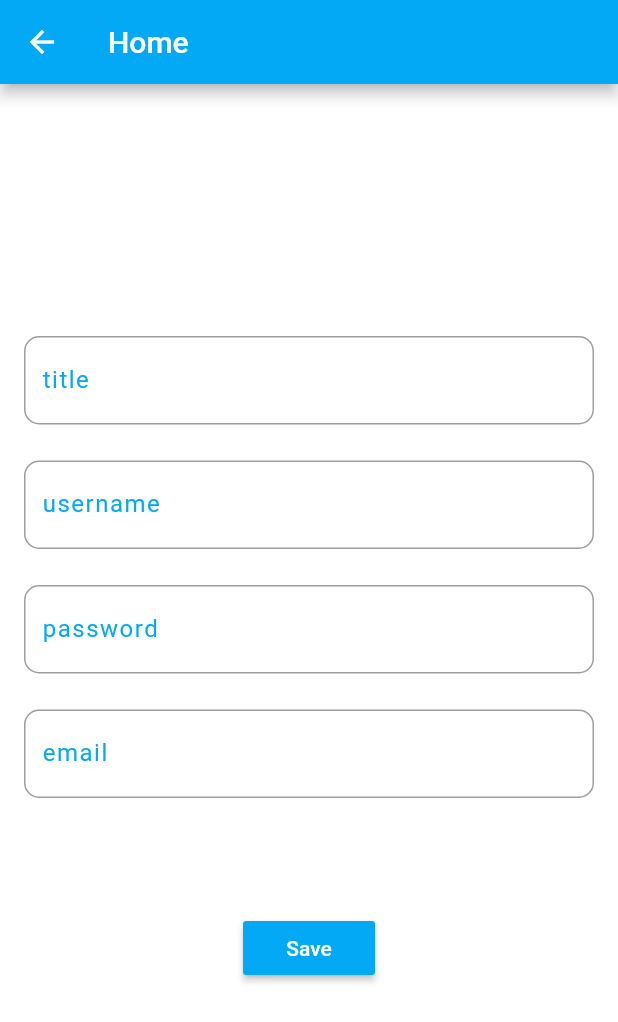
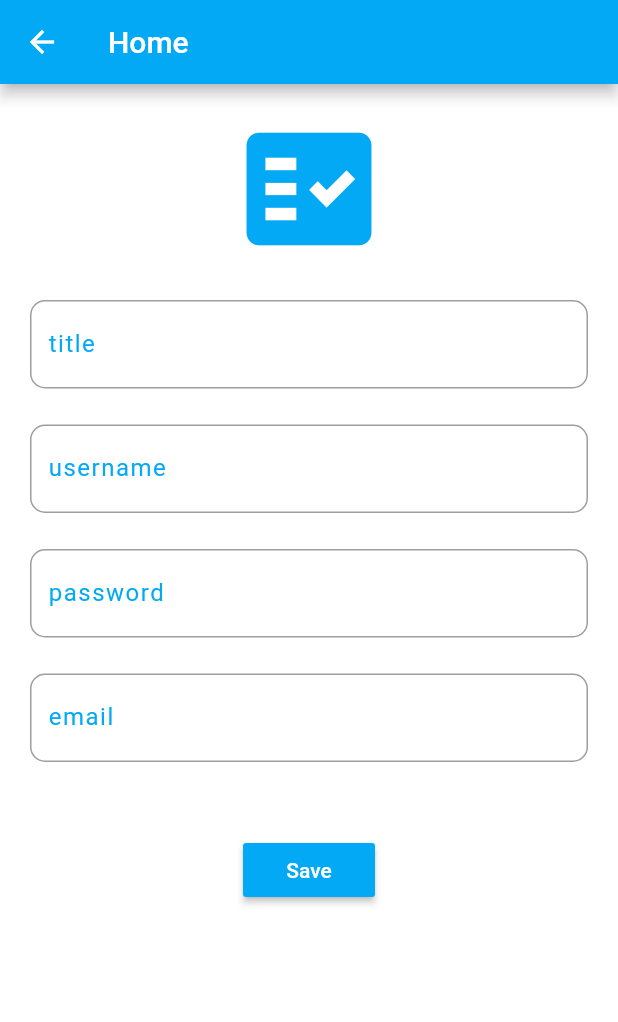
Before and after one commit to decobang/password_manager_v3.1, a Flutter app: the screen it shows after launch, after a tap on the "add" icon, on a phone screen of 412 x 824 dp. Shown: the top 1022 px of the screen. Run offline on Flutter 3.47's test engine with Material 2 defaults, Android fonts, the light colour scheme and no system bars; our stand-ins replace hive, hive_flutter; accounts and stored records are empty.

```diff
--- a/lib/main.dart
+++ b/lib/main.dart
@@ -4,6 +4,7 @@ import 'package:hive_flutter/hive_flutter.dart';
 import 'package:password_manager_v3/pages/add_info_page.dart';
 import 'package:password_manager_v3/pages/home_page.dart';
 import 'package:password_manager_v3/models/database_manager.dart';
+import 'package:password_manager_v3/pages/login_page.dart';
 
 void main() async {
   // ensure widgets binding
@@ -37,6 +38,7 @@ class MyApp extends StatelessWidget {
       ),
       initialRoute: '/',
       routes: {
+        //'/': (context) => LoginPage(),
         '/': (context) => HomePage(),
         '/add_info_page': (context) => AddInfoPage(),
       },
--- a/lib/pages/add_info_page.dart
+++ b/lib/pages/add_info_page.dart
@@ -30,43 +30,47 @@ class _AddInfoPageState extends State<AddInfoPage> {
             },
           ),
         ),
-        body: Form(
+        body: Center(
+          child: Container(
+            color: Colors.white,
+            padding: EdgeInsets.all(20),
+            child: Form(
                 key: _formKey,
-          child: Padding(
-            padding: const EdgeInsets.all(16.0),
-            child: Column(
+                child: ListView(children: <Widget>[
+                  Icon(
+                    Icons.fact_check,
+                    size: 100,
+                    color: Colors.lightBlue,
+                  ),
+                  SizedBox(height: 24),
+                  CustomTextFormField(context, _saveUserData, 'title', false),
+                  SizedBox(height: 24),
+                  CustomTextFormField(
+                      context, _saveUserData, 'username', false),
+                  SizedBox(height: 24),
+                  CustomTextFormField(context, _saveUserData, 'password', true),
+                  SizedBox(height: 24),
+                  CustomTextFormField(context, _saveUserData, 'email', false),
+                  SizedBox(height: 48),
+                  Row(
                     mainAxisAlignment: MainAxisAlignment.center,
-              children: <Widget>[
-                Spacer(
-                  flex: 2,
-                ),
-                CustomTextFormField(context, _saveUserData, 'title', false),
-                SizedBox(
-                  height: 24,
-                ),
-                CustomTextFormField(context, _saveUserData, 'username', false),
-                SizedBox(
-                  height: 24,
-                ),
-                CustomTextFormField(context, _saveUserData, 'password', true),
-                SizedBox(
-                  height: 24,
-                ),
-                CustomTextFormField(context, _saveUserData, 'email', false),
-                Spacer(),
+                    children: [
                       MaterialButton(
                         color: Colors.lightBlue,
-                  onPressed: () {},
                         child: Text(
                           'Save',
                           style: TextStyle(color: Colors.white),
                         ),
-                ),
-                Spacer(
-                  flex: 2,
+                        onPressed: () {
+                          if (_formKey.currentState!.validate()) {
+                            box.add(_saveUserData);
+                            Navigator.pushReplacementNamed(context, '/');
+                          }
+                        },
                       )
                     ],
-            ),
+                  )
+                ])),
           ),
         ));
   }
--- a/lib/pages/home_page.dart
+++ b/lib/pages/home_page.dart
@@ -16,11 +16,11 @@ class _HomePageState extends State<HomePage> {
     return Scaffold(
         backgroundColor: Colors.white,
         appBar: AppBar(
-          backgroundColor: Colors.blueGrey[700],
+          backgroundColor: Colors.lightBlue,
           leading: IconButton(
             icon: Icon(Icons.arrow_back),
             onPressed: () {
-              //Navigator.pushReplacementNamed(context, '/');
+              Navigator.pushReplacementNamed(context, '/');
             },
           ),
           title: Text('Login'),
@@ -42,7 +42,7 @@ class _HomePageState extends State<HomePage> {
           },
         ),
         floatingActionButton: FloatingActionButton(
-          backgroundColor: Colors.blueGrey[700],
+          backgroundColor: Colors.lightBlue,
           onPressed: () {
             Navigator.pushReplacementNamed(context, '/add_info_page');
           },
--- a/lib/pages/login_page.dart
+++ b/lib/pages/login_page.dart
@@ -0,0 +1,19 @@
+import 'package:flutter/material.dart';
+
+class LoginPage extends StatefulWidget {
+  const LoginPage({Key? key}) : super(key: key);
+
+  @override
+  State<LoginPage> createState() => _LoginPageState();
+}
+
+class _LoginPageState extends State<LoginPage> {
+  @override
+  Widget build(BuildContext context) {
+    return Scaffold(
+      body: Center(
+        child: Text('Login'),
+      ),
+    );
+  }
+}
```
Lines whose indentation alone changed are shown as unchanged.
